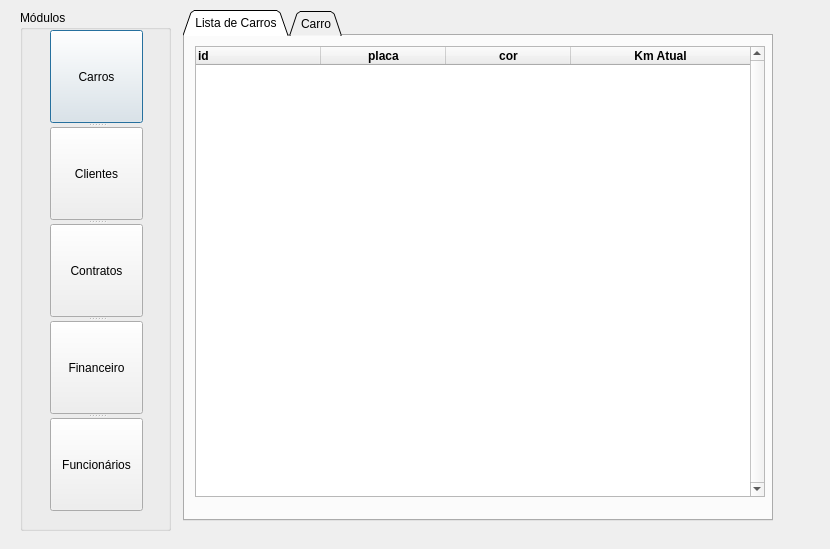
mathiashemmer/uni-devops, file POO_Trabalho_M2/moduleselection.ui: the form before one commit.
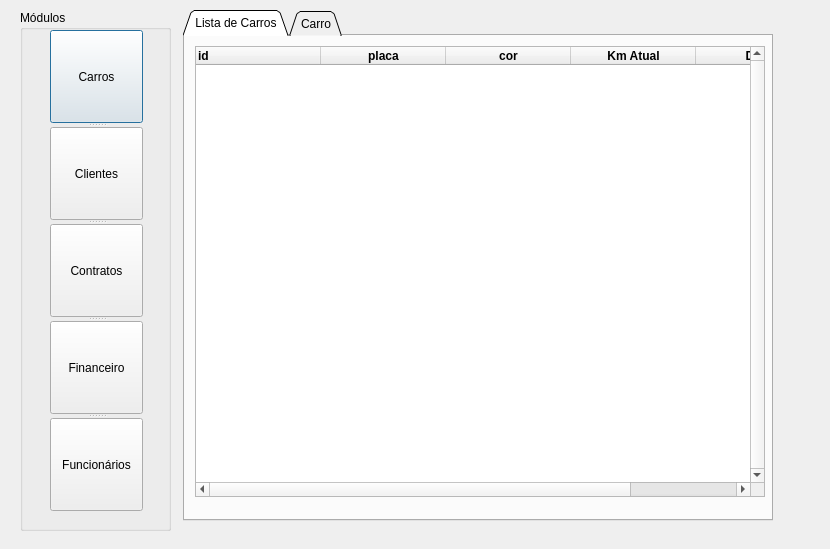
The form after the commit.

Commit message: Ajusta layout e cadastro de carros

Patch:
```diff
--- a/POO_Trabalho_M2/moduleselection.ui
+++ b/POO_Trabalho_M2/moduleselection.ui
@@ -208,6 +208,17 @@
        </font>
       </property>
      </column>
+     <column>
+      <property name="text">
+       <string>Disp</string>
+      </property>
+      <property name="font">
+       <font>
+        <weight>75</weight>
+        <bold>true</bold>
+       </font>
+      </property>
+     </column>
     </widget>
    </widget>
    <widget class="QWidget" name="tab_carros_cadastro">
```
Left out of the diff: 4 changed lines with no effect on the pictures. The commit also changes 3 other files.
